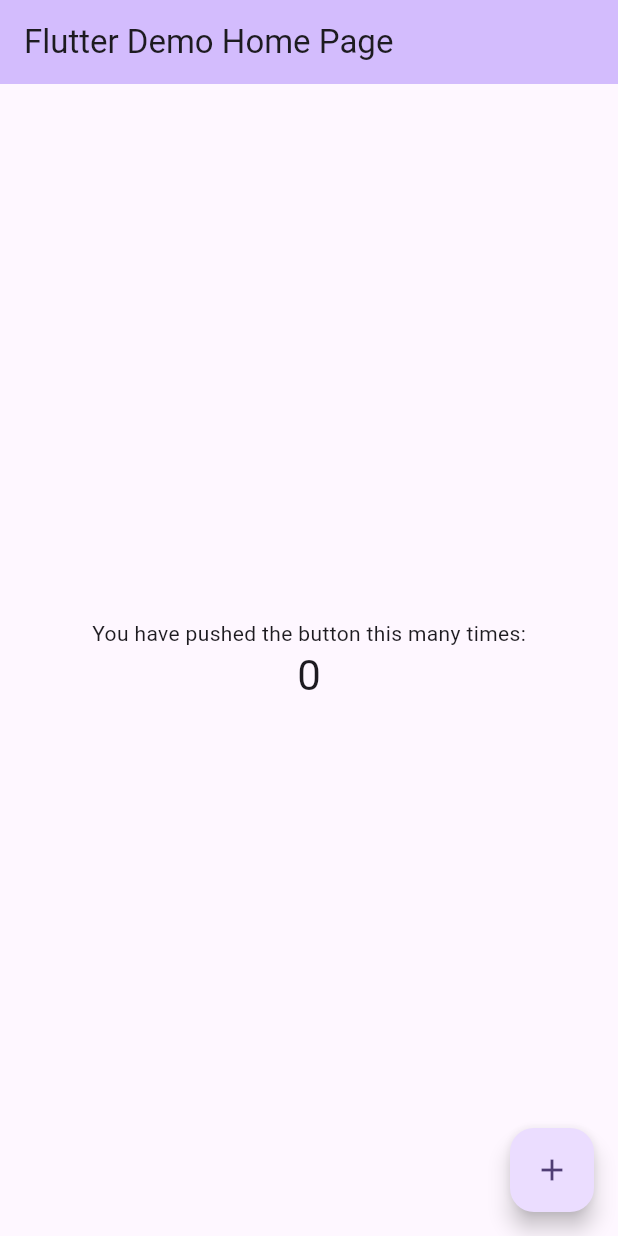
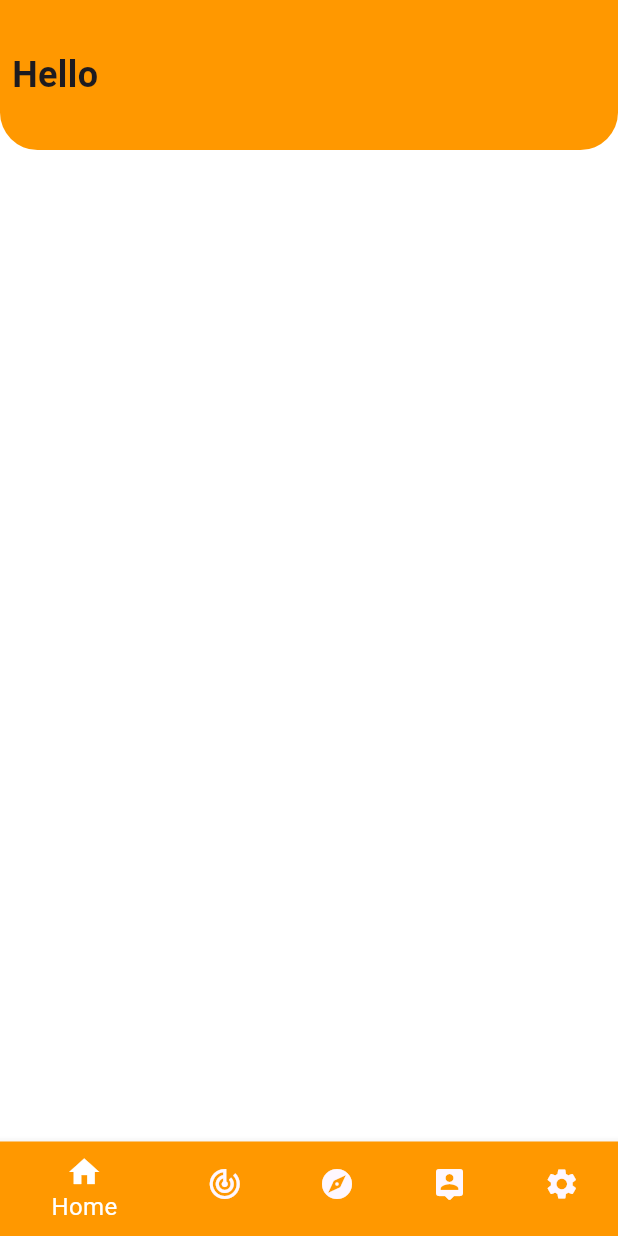
Before and after one commit to dragron-007/BOB-Hackathon, a Flutter app: the screen it shows after launch, on a phone screen of 412 x 824 dp. Run offline on Flutter 3.47's test engine with Material 3 defaults, Android fonts, the phone set to English and light mode, and no system bars.

Commit message:
1st update

```diff
--- /dev/null
+++ b/lib/Common Widgets/CommonNavbar.dart
@@ -0,0 +1,81 @@
+import 'package:bob_hackathon/Screens/ExploreScreen.dart';
+import 'package:bob_hackathon/Screens/PersonalAI.dart';
+import 'package:bob_hackathon/Screens/SettingScreen.dart';
+import 'package:bob_hackathon/Screens/TrackerScreen.dart';
+import 'package:flutter/material.dart';
+import 'package:bob_hackathon/Screens/HomeScreen.dart';
+class CommonNavBar extends StatelessWidget {
+  final int currentIndex;
+  final Function(int) onTap;
+
+  CommonNavBar({required this.currentIndex, required this.onTap});
+
+  final List<Widget> _pages = [
+    Homescreen(),
+    Trackerscreen(),
+    Explorescreen(),
+    Personalai(),
+    Settingscreen(),
+  ];
+
+  @override
+  Widget build(BuildContext context) {
+    final theme = Theme.of(context);
+
+    return BottomNavigationBar(
+      currentIndex: currentIndex,
+      selectedFontSize: 16,
+      unselectedFontSize: 12,
+      selectedItemColor: Colors.white,
+      // unselectedItemColor: Colors.grey,
+      elevation: 5,
+      backgroundColor: Colors.orange,
+      onTap: (index) {
+        if (index < _pages.length) {
+          Navigator.pushReplacement(
+            context,
+            PageRouteBuilder(
+              pageBuilder: (context, animation, secondaryAnimation) => _pages[index],
+              transitionsBuilder: (context, animation, secondaryAnimation, child) {
+                return FadeTransition(
+                  opacity: animation,
+                  child: child,
+                );
+              },
+            ),
+          );
+        } else {
+          onTap(index);
+        }
+      },
+      items: [
+        BottomNavigationBarItem(
+          icon: Icon(Icons.home),
+          label: 'Home',
+          backgroundColor: Colors.orange,
+        ),
+        BottomNavigationBarItem(
+          icon: Icon(Icons.track_changes),
+          label: 'Financial Tracker',
+          backgroundColor: Colors.orange,
+        ),
+        BottomNavigationBarItem(
+          icon: Icon(Icons.explore),
+          label: 'Explore',
+          backgroundColor: Colors.orange,
+        ),
+        BottomNavigationBarItem(
+          icon: Icon(Icons.person_pin_rounded),
+          label: 'Personal Assistant',
+          backgroundColor: Colors.orange,
+        ),
+        BottomNavigationBarItem(
+          icon: Icon(Icons.settings),
+          label: 'Settings',
+          backgroundColor: Colors.orange,
+        ),
+
+      ],
+    );
+  }
+}
--- /dev/null
+++ b/lib/Screens/HomeScreen.dart
@@ -0,0 +1,53 @@
+import 'package:flutter/material.dart';
+import 'package:bob_hackathon/Common Widgets/CommonNavbar.dart';
+
+class Homescreen extends StatefulWidget {
+  const Homescreen({super.key});
+
+  @override
+  State<Homescreen> createState() => _HomescreenState();
+}
+
+class _HomescreenState extends State<Homescreen> {
+  int _currentIndex = 0;
+  @override
+  Widget build(BuildContext context) {
+    return Scaffold(
+      body: SafeArea(
+        child: Column(
+          children: [
+            Container(
+              width: double.infinity,
+              height: 100,
+              child: Padding(
+                padding: const EdgeInsets.all(8.0),
+                child: Align(
+                    alignment: Alignment.centerLeft,
+                    child: Text(
+                      "Hello",
+                      style:
+                          TextStyle(fontSize: 24, fontWeight: FontWeight.bold),
+                    )
+                ),
+              ),
+              decoration: BoxDecoration(
+                color: Colors.orange,
+                borderRadius: BorderRadius.only(
+                    bottomLeft: Radius.circular(25),
+                    bottomRight: Radius.circular(25)),
+              ),
+            )
+          ],
+        ),
+      ),
+      bottomNavigationBar: CommonNavBar(
+        currentIndex: _currentIndex,
+        onTap: (index) {
+          setState(() {
+            _currentIndex = index;
+          });
+        },
+      ),
+    );
+  }
+}
--- a/lib/main.dart
+++ b/lib/main.dart
@@ -1,3 +1,4 @@
+import 'package:bob_hackathon/Screens/HomeScreen.dart';
 import 'package:flutter/material.dart';
 
 void main() {
@@ -7,119 +8,23 @@ void main() {
 class MyApp extends StatelessWidget {
   const MyApp({super.key});
 
-  // This widget is the root of your application.
   @override
   Widget build(BuildContext context) {
     return MaterialApp(
       title: 'Flutter Demo',
       theme: ThemeData(
-        // This is the theme of your application.
-        //
-        // TRY THIS: Try running your application with "flutter run". You'll see
-        // the application has a purple toolbar. Then, without quitting the app,
-        // try changing the seedColor in the colorScheme below to Colors.green
-        // and then invoke "hot reload" (save your changes or press the "hot
-        // reload" button in a Flutter-supported IDE, or press "r" if you used
-        // the command line to start the app).
-        //
-        // Notice that the counter didn't reset back to zero; the application
-        // state is not lost during the reload. To reset the state, use hot
-        // restart instead.
-        //
-        // This works for code too, not just values: Most code changes can be
-        // tested with just a hot reload.
-        colorScheme: ColorScheme.fromSeed(seedColor: Colors.deepPurple),
-        useMaterial3: true,
+        primaryColor: Colors.orange,
+        // accentColor: Colors.white,
+        scaffoldBackgroundColor: Colors.white,
+        appBarTheme: AppBarTheme(
+          color: Colors.orange,
+          iconTheme: IconThemeData(
+            color: Colors.white,
+          ),
+        ),
       ),
-      home: const MyHomePage(title: 'Flutter Demo Home Page'),
+      debugShowCheckedModeBanner: false,
+      home: Homescreen()
     );
   }
 }
-
-class MyHomePage extends StatefulWidget {
-  const MyHomePage({super.key, required this.title});
-
-  // This widget is the home page of your application. It is stateful, meaning
-  // that it has a State object (defined below) that contains fields that affect
-  // how it looks.
-
-  // This class is the configuration for the state. It holds the values (in this
-  // case the title) provided by the parent (in this case the App widget) and
-  // used by the build method of the State. Fields in a Widget subclass are
-  // always marked "final".
-
-  final String title;
-
-  @override
-  State<MyHomePage> createState() => _MyHomePageState();
-}
-
-class _MyHomePageState extends State<MyHomePage> {
-  int _counter = 0;
-
-  void _incrementCounter() {
-    setState(() {
-      // This call to setState tells the Flutter framework that something has
-      // changed in this State, which causes it to rerun the build method below
-      // so that the display can reflect the updated values. If we changed
-      // _counter without calling setState(), then the build method would not be
-      // called again, and so nothing would appear to happen.
-      _counter++;
-    });
-  }
-
-  @override
-  Widget build(BuildContext context) {
-    // This method is rerun every time setState is called, for instance as done
-    // by the _incrementCounter method above.
-    //
-    // The Flutter framework has been optimized to make rerunning build methods
-    // fast, so that you can just rebuild anything that needs updating rather
-    // than having to individually change instances of widgets.
-    return Scaffold(
-      appBar: AppBar(
-        // TRY THIS: Try changing the color here to a specific color (to
-        // Colors.amber, perhaps?) and trigger a hot reload to see the AppBar
-        // change color while the other colors stay the same.
-        backgroundColor: Theme.of(context).colorScheme.inversePrimary,
-        // Here we take the value from the MyHomePage object that was created by
-        // the App.build method, and use it to set our appbar title.
-        title: Text(widget.title),
-      ),
-      body: Center(
-        // Center is a layout widget. It takes a single child and positions it
-        // in the middle of the parent.
-        child: Column(
-          // Column is also a layout widget. It takes a list of children and
-          // arranges them vertically. By default, it sizes itself to fit its
-          // children horizontally, and tries to be as tall as its parent.
-          //
-          // Column has various properties to control how it sizes itself and
-          // how it positions its children. Here we use mainAxisAlignment to
-          // center the children vertically; the main axis here is the vertical
-          // axis because Columns are vertical (the cross axis would be
-          // horizontal).
-          //
-          // TRY THIS: Invoke "debug painting" (choose the "Toggle Debug Paint"
-          // action in the IDE, or press "p" in the console), to see the
-          // wireframe for each widget.
-          mainAxisAlignment: MainAxisAlignment.center,
-          children: <Widget>[
-            const Text(
-              'You have pushed the button this many times:',
-            ),
-            Text(
-              '$_counter',
-              style: Theme.of(context).textTheme.headlineMedium,
-            ),
-          ],
-        ),
-      ),
-      floatingActionButton: FloatingActionButton(
-        onPressed: _incrementCounter,
-        tooltip: 'Increment',
-        child: const Icon(Icons.add),
-      ), // This trailing comma makes auto-formatting nicer for build methods.
-    );
-  }
-}
```
Also changed, not shown: lib/Screens/ExploreScreen.dart (added, +27 -0 lines), lib/Screens/PersonalAI.dart (added, +26 -0 lines), lib/Screens/ProfileScreen.dart (added, +15 -0 lines), lib/Screens/SettingScreen.dart (added, +26 -0 lines), lib/Screens/TrackerScreen.dart (added, +27 -0 lines), 1 other file.
